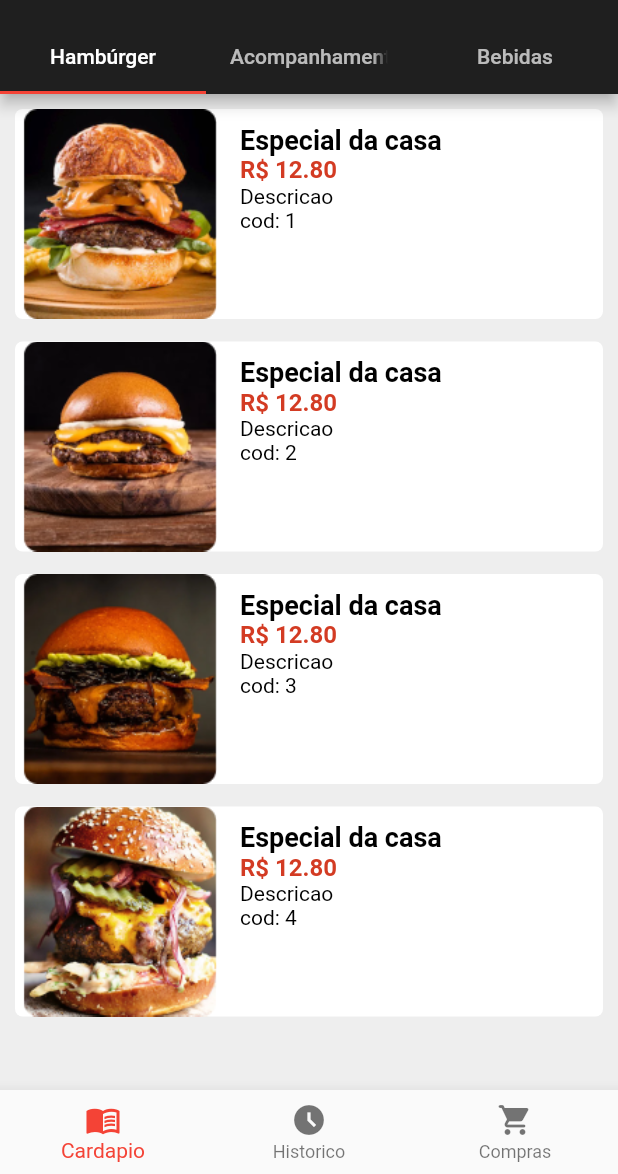
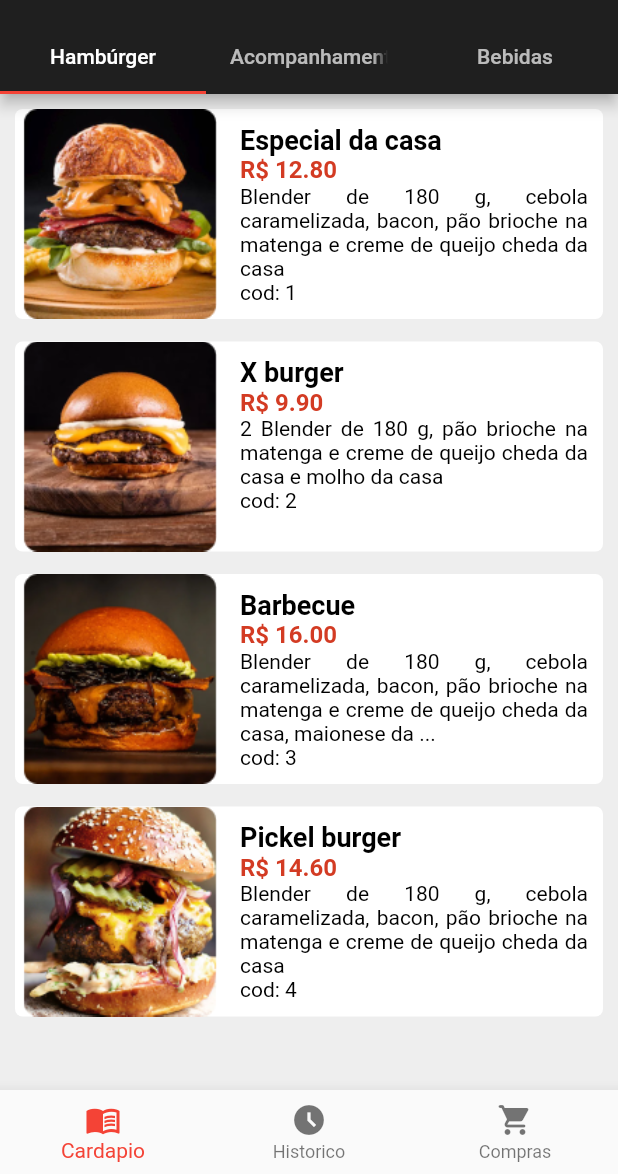
Before and after one commit to ArthurOlive/foodburger, a Flutter app: the screen it shows after launch, on a phone screen of 412 x 824 dp, the part 62-1236 px from its top. Run offline on Flutter 3.47's test engine with Material 2 defaults, Android fonts, the light colour scheme and no system bars.

Commit message:
feat. Controllers de itens e tela de compra

```diff
--- a/lib/app_widget.dart
+++ b/lib/app_widget.dart
@@ -1,6 +1,8 @@
 import 'package:flutter/cupertino.dart';
 import 'package:flutter/material.dart';
+import 'package:foodburger/controllers/item_list_controller.dart';
 import 'package:foodburger/screens/history_page.dart';
+import 'package:foodburger/screens/item_confirm_page.dart';
 import 'package:foodburger/screens/menu_page.dart';
 import 'package:foodburger/screens/payment_cart_page.dart';
 
@@ -9,6 +11,9 @@ class AppWidget extends StatelessWidget {
 
   @override
   Widget build(BuildContext context) {
+    return AnimatedBuilder(
+      animation: ItemListController.instance,
+      builder: (context, child) {
         return MaterialApp(
           theme: ThemeData(
               primarySwatch: Colors.red,
@@ -16,13 +21,12 @@ class AppWidget extends StatelessWidget {
               brightness: Brightness.light),
           initialRoute: '/',
           routes: {
-        '/': (context) => DefaultTabController(
-              length: 3,
-              child: MenuPage(),
-            ),
+            '/': (context) => MenuPage(),
             '/history': (context) => HistoryPage(),
             '/payment_cart': (context) => PaymentCart(),
           },
         );
+      },
+    );
   }
 }
--- a/lib/components/burger_container.dart
+++ b/lib/components/item_container.dart
@@ -1,20 +1,23 @@
 import 'package:flutter/cupertino.dart';
 import 'package:flutter/material.dart';
+import 'package:foodburger/controllers/item_list_controller.dart';
+import 'package:foodburger/models/Item.dart';
+import 'package:foodburger/screens/item_confirm_page.dart';
 import 'package:foodburger/style/font_text.dart';
 
-class Burger extends StatelessWidget {
+class Food extends StatelessWidget {
   final Image? imageIcon;
   final String? name;
   final String? description;
   final String? price;
-  final String? cod;
+  final int cod;
 
-  const Burger(
+  const Food(
       {Key? key,
       this.name,
       this.price,
       this.description,
-      this.cod,
+      required this.cod,
       this.imageIcon})
       : super(key: key);
 
@@ -35,6 +38,15 @@ class Burger extends StatelessWidget {
       ),
       child: InkWell(
         onTap: () {
+          var item;
+          for (int i = 0; i < ItemListController.instance.itens.length; i++) {
+            if (ItemListController.instance.itens[i].cod == cod) {
+              item = ItemListController.instance.itens[i];
+            }
+          }
+          Navigator.of(context).push(
+            MaterialPageRoute(builder: (context) => Confirm(item: item)),
+          );
           print("Clicked container $cod");
         },
         borderRadius: BorderRadius.circular(5),
--- /dev/null
+++ b/lib/controllers/item_list_controller.dart
@@ -0,0 +1,76 @@
+import 'package:flutter/cupertino.dart';
+import 'package:foodburger/models/Item.dart';
+import 'package:foodburger/models/item_type.dart';
+
+class ItemListController extends ChangeNotifier {
+  //singleton
+  static ItemListController instance = ItemListController();
+
+  List<Item> itens = [];
+  ItemListController() {
+    this.itens.add(new Item(
+          1,
+          'Especial da casa',
+          'Blender de 180 g, cebola caramelizada, bacon, pão brioche na matenga e creme de queijo cheda da casa',
+          '12.80',
+          "assets/images/burger1.png",
+          ItemType.BURGER,
+        ));
+    this.itens.add(new Item(
+          2,
+          'X burger',
+          '2 Blender de 180 g, pão brioche na matenga e creme de queijo cheda da casa e molho da casa',
+          '9.90',
+          "assets/images/burger2.png",
+          ItemType.BURGER,
+        ));
+    this.itens.add(new Item(
+          3,
+          'Barbecue',
+          'Blender de 180 g, cebola caramelizada, bacon, pão brioche na matenga e creme de queijo cheda da casa, maionese da ...',
+          '16.00',
+          "assets/images/burger3.png",
+          ItemType.BURGER,
+        ));
+    this.itens.add(new Item(
+          4,
+          'Pickel burger',
+          'Blender de 180 g, cebola caramelizada, bacon, pão brioche na matenga e creme de queijo cheda da casa',
+          '14.60',
+          "assets/images/burger4.png",
+          ItemType.BURGER,
+        ));
+    this.itens.add(new Item(
+          5,
+          'Batata da casa',
+          'Batata palito frita com molho da casa',
+          '8.90',
+          "assets/images/fries.png",
+          ItemType.ACOMPANHAMENTO,
+        ));
+    this.itens.add(new Item(
+          6,
+          'Coca cola lata',
+          'Refrigerante sabor coca, lata de 350 ml',
+          '4.20',
+          "assets/images/coca.png",
+          ItemType.BEBIDA,
+        ));
+    this.itens.add(new Item(
+          7,
+          'Guaraná lata',
+          'Refrigerante sabor guaraná, lata de 350 ml',
+          '3.80',
+          "assets/images/guarana.png",
+          ItemType.BEBIDA,
+        ));
+    this.itens.add(new Item(
+          8,
+          'Fanta lata',
+          'Refrigerante sabor laranja, lata de 350 ml',
+          '4.00',
+          "assets/images/fanta.png",
+          ItemType.BEBIDA,
+        ));
+  }
+}
--- /dev/null
+++ b/lib/models/Item.dart
@@ -0,0 +1,55 @@
+import 'package:foodburger/models/item_type.dart';
+
+class Item {
+  int _cod;
+  String _name;
+  String _description;
+  String _price;
+  ItemType _type;
+  String _imageUrl;
+
+  Item(
+    this._cod,
+    this._name,
+    this._description,
+    this._price,
+    this._imageUrl,
+    this._type,
+  );
+
+  String get price => _price;
+
+  ItemType get type => _type;
+
+  String get imageUrl => _imageUrl;
+
+  set imageUrl(String imageUrl) {
+    _imageUrl = imageUrl;
+  }
+
+  set type(ItemType type) {
+    _type = type;
+  }
+
+  set price(String price) {
+    _price = price;
+  }
+
+  int get cod => _cod;
+
+  set cod(int cod) {
+    _cod = cod;
+  }
+
+  String get name => _name;
+
+  set name(String name) {
+    _name = name;
+  }
+
+  String get description => _description;
+
+  set description(String description) {
+    _description = description;
+  }
+}
--- /dev/null
+++ b/lib/models/item_type.dart
@@ -0,0 +1,5 @@
+enum ItemType {
+  BURGER,
+  ACOMPANHAMENTO,
+  BEBIDA,
+}
--- a/lib/screens/menu_page.dart
+++ b/lib/screens/menu_page.dart
@@ -1,12 +1,18 @@
 import 'package:flutter/cupertino.dart';
 import 'package:flutter/material.dart';
 import 'package:foodburger/components/bottom_menu.dart';
-import 'package:foodburger/components/burger_container.dart';
+import 'package:foodburger/components/item_container.dart';
+import 'package:foodburger/controllers/item_list_controller.dart';
+import 'package:foodburger/models/item_type.dart';
 
 class MenuPage extends StatelessWidget {
+  const MenuPage({Key? key}) : super(key: key);
+
   @override
   Widget build(BuildContext context) {
-    return Scaffold(
+    return DefaultTabController(
+      length: 3,
+      child: Scaffold(
         backgroundColor: Colors.grey[200],
         appBar: AppBar(
             title: Container(
@@ -34,32 +40,72 @@ class MenuPage extends StatelessWidget {
               children: didMoutBurgers(),
             ),
             ListView(
-            children: [],
+              children: didMoutAcompanhamentos(),
             ),
             ListView(
-            children: [],
+              children: didMoutBebidas(),
             ),
           ],
         ),
         bottomNavigationBar: BottomNavigatorMenu(
           option: 0,
         ),
+      ),
     );
   }
 }
 
-List<Burger> didMoutBurgers() {
-  List<Burger> list = [];
+List<Food> didMoutBurgers() {
+  List<Food> list = [];
 
-  for (int i = 1; i <= 4; i++) {
-    list.add(Burger(
-      imageIcon: Image.asset("assets/images/burger$i.png"),
-      name: "Especial da casa",
-      price: "12.80",
-      description: "Descricao",
-      cod: "$i",
+  //Poderia ter um metodo que pegaria os itens do banco
+  for (int i = 0; i < ItemListController.instance.itens.length; i++) {
+    if (ItemListController.instance.itens[i].type == ItemType.BURGER) {
+      list.add(Food(
+        imageIcon: Image.asset(ItemListController.instance.itens[i].imageUrl),
+        name: ItemListController.instance.itens[i].name,
+        price: ItemListController.instance.itens[i].price,
+        description: ItemListController.instance.itens[i].description,
+        cod: ItemListController.instance.itens[i].cod,
       ));
+    }
   }
 
   return list;
 }
+
+List<Food> didMoutAcompanhamentos() {
+  List<Food> list = [];
+
+  for (int i = 0; i < ItemListController.instance.itens.length; i++) {
+    if (ItemListController.instance.itens[i].type == ItemType.ACOMPANHAMENTO) {
+      list.add(Food(
+        imageIcon: Image.asset(ItemListController.instance.itens[i].imageUrl),
+        name: ItemListController.instance.itens[i].name,
+        price: ItemListController.instance.itens[i].price,
+        description: ItemListController.instance.itens[i].description,
+        cod: ItemListController.instance.itens[i].cod,
+      ));
+    }
+  }
+
+  return list;
+}
+
+List<Food> didMoutBebidas() {
+  List<Food> list = [];
+
+  for (int i = 0; i < ItemListController.instance.itens.length; i++) {
+    if (ItemListController.instance.itens[i].type == ItemType.BEBIDA) {
+      list.add(Food(
+        imageIcon: Image.asset(ItemListController.instance.itens[i].imageUrl),
+        name: ItemListController.instance.itens[i].name,
+        price: ItemListController.instance.itens[i].price,
+        description: ItemListController.instance.itens[i].description,
+        cod: ItemListController.instance.itens[i].cod,
+      ));
+    }
+  }
+
+  return list;
+}
--- a/pubspec.yaml
+++ b/pubspec.yaml
@@ -56,6 +56,10 @@ flutter:
     - assets/images/burger2.png
     - assets/images/burger3.png
     - assets/images/burger4.png
+    - assets/images/fries.png
+    - assets/images/coca.png
+    - assets/images/fanta.png
+    - assets/images/guarana.png
   # To add assets to your application, add an assets section, like this:
   # assets:
   #   - images/a_dot_burr.jpeg
```
Also changed, not shown: lib/screens/item_confirm_page.dart (added, +90 -0 lines), assets/images/coca.png (added), assets/images/fanta.png (added), assets/images/fries.png (added), assets/images/guarana.png (added), 5 other files. Lines whose indentation alone changed are shown as unchanged.
